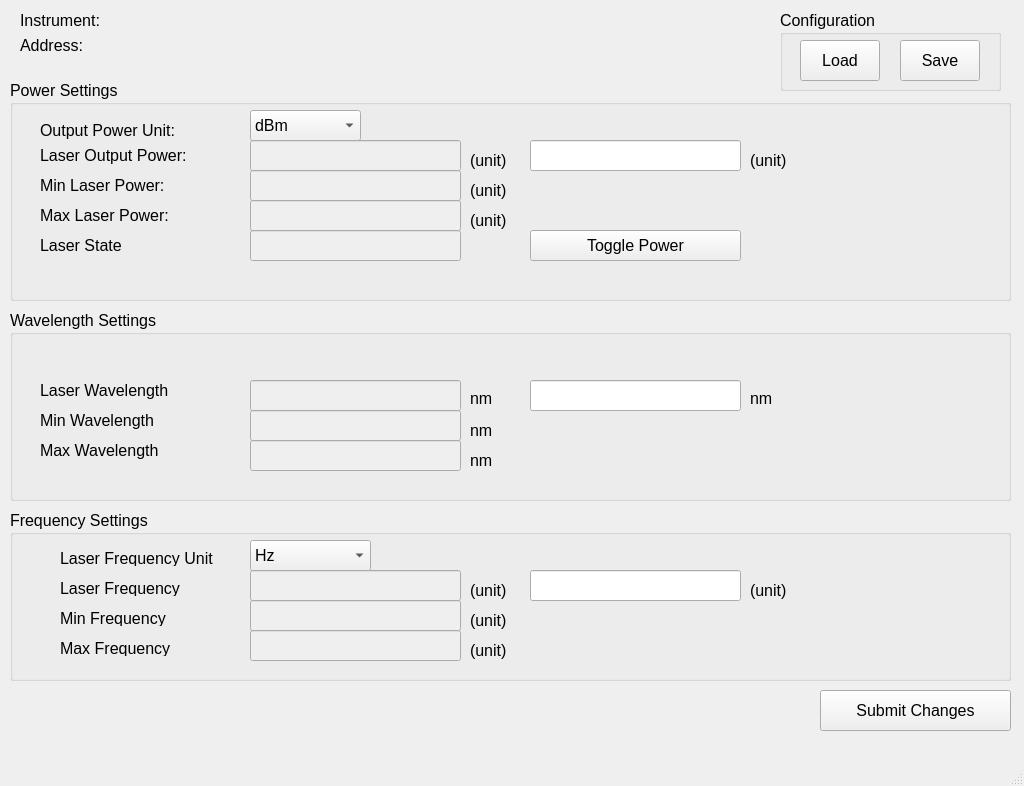
This is src/Device_Config_Windows/ConfigOSICS_T100.ui in shattered97/OSICS_Interface as Qt 5 draws it before an edit. The edited form follows.
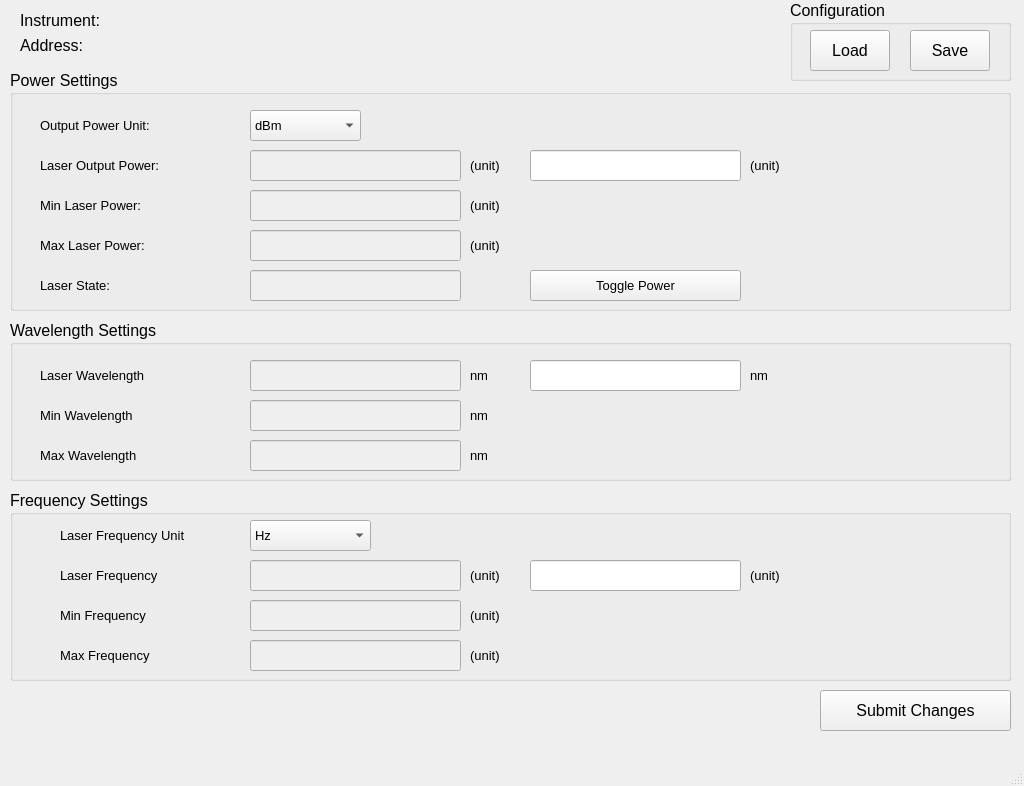
This is the edited form.

The edit to the form file:
```diff
--- a/src/Device_Config_Windows/ConfigOSICS_T100.ui
+++ b/src/Device_Config_Windows/ConfigOSICS_T100.ui
@@ -17,14 +17,14 @@
    </sizepolicy>
   </property>
   <property name="windowTitle">
-   <string>MainWindow</string>
+   <string>Device Config Window</string>
   </property>
   <widget class="QWidget" name="centralwidget">
    <widget class="QGroupBox" name="groupBox_3">
     <property name="geometry">
      <rect>
-      <x>780</x>
-      <y>10</y>
+      <x>790</x>
+      <y>0</y>
       <width>221</width>
       <height>81</height>
      </rect>
@@ -64,25 +64,12 @@
      </property>
     </widget>
    </widget>
-   <widget class="QSplitter" name="splitter">
-    <property name="geometry">
-     <rect>
-      <x>90</x>
-      <y>60</y>
-      <width>661</width>
-      <height>20</height>
-     </rect>
-    </property>
-    <property name="orientation">
-     <enum>Qt::Horizontal</enum>
-    </property>
-   </widget>
    <widget class="QLabel" name="instrumentAddressLabel">
     <property name="geometry">
      <rect>
       <x>20</x>
       <y>30</y>
-      <width>981</width>
+      <width>751</width>
       <height>31</height>
      </rect>
     </property>
@@ -100,7 +87,7 @@
      <rect>
       <x>20</x>
       <y>10</y>
-      <width>991</width>
+      <width>761</width>
       <height>21</height>
      </rect>
     </property>
@@ -135,9 +122,9 @@
     <property name="geometry">
      <rect>
       <x>10</x>
-      <y>80</y>
+      <y>70</y>
       <width>1001</width>
-      <height>221</height>
+      <height>241</height>
      </rect>
     </property>
     <property name="font">
@@ -155,11 +142,16 @@
      <property name="geometry">
       <rect>
        <x>520</x>
-       <y>60</y>
+       <y>80</y>
        <width>211</width>
        <height>31</height>
       </rect>
      </property>
+     <property name="font">
+      <font>
+       <pointsize>10</pointsize>
+      </font>
+     </property>
     </widget>
     <widget class="QLineEdit" name="laserMinPowerDisplay">
      <property name="enabled">
@@ -168,21 +160,31 @@
      <property name="geometry">
       <rect>
        <x>240</x>
-       <y>90</y>
+       <y>120</y>
        <width>211</width>
        <height>31</height>
       </rect>
      </property>
+     <property name="font">
+      <font>
+       <pointsize>10</pointsize>
+      </font>
+     </property>
     </widget>
     <widget class="QLabel" name="minPowerDisplayUnitLabel">
      <property name="geometry">
       <rect>
        <x>460</x>
-       <y>100</y>
+       <y>120</y>
        <width>61</width>
-       <height>21</height>
+       <height>31</height>
       </rect>
      </property>
+     <property name="font">
+      <font>
+       <pointsize>10</pointsize>
+      </font>
+     </property>
      <property name="text">
       <string>(unit)</string>
      </property>
@@ -193,9 +195,14 @@
        <x>30</x>
        <y>40</y>
        <width>201</width>
-       <height>21</height>
+       <height>31</height>
       </rect>
      </property>
+     <property name="font">
+      <font>
+       <pointsize>10</pointsize>
+      </font>
+     </property>
      <property name="text">
       <string>Output Power Unit:</string>
      </property>
@@ -204,11 +211,16 @@
      <property name="geometry">
       <rect>
        <x>460</x>
-       <y>70</y>
+       <y>80</y>
        <width>61</width>
-       <height>21</height>
+       <height>31</height>
       </rect>
      </property>
+     <property name="font">
+      <font>
+       <pointsize>10</pointsize>
+      </font>
+     </property>
      <property name="text">
       <string>(unit)</string>
      </property>
@@ -217,11 +229,16 @@
      <property name="geometry">
       <rect>
        <x>30</x>
-       <y>95</y>
+       <y>120</y>
        <width>201</width>
-       <height>21</height>
+       <height>31</height>
       </rect>
      </property>
+     <property name="font">
+      <font>
+       <pointsize>10</pointsize>
+      </font>
+     </property>
      <property name="text">
       <string>Min Laser Power:</string>
      </property>
@@ -233,21 +250,31 @@
      <property name="geometry">
       <rect>
        <x>240</x>
-       <y>120</y>
+       <y>160</y>
        <width>211</width>
        <height>31</height>
       </rect>
      </property>
+     <property name="font">
+      <font>
+       <pointsize>10</pointsize>
+      </font>
+     </property>
     </widget>
     <widget class="QLabel" name="label_25">
      <property name="geometry">
       <rect>
        <x>30</x>
-       <y>125</y>
+       <y>160</y>
        <width>201</width>
-       <height>21</height>
+       <height>31</height>
       </rect>
      </property>
+     <property name="font">
+      <font>
+       <pointsize>10</pointsize>
+      </font>
+     </property>
      <property name="styleSheet">
       <string notr="true"/>
      </property>
@@ -259,11 +286,16 @@
      <property name="geometry">
       <rect>
        <x>520</x>
-       <y>150</y>
+       <y>200</y>
        <width>211</width>
        <height>31</height>
       </rect>
      </property>
+     <property name="font">
+      <font>
+       <pointsize>10</pointsize>
+      </font>
+     </property>
      <property name="text">
       <string>Toggle Power</string>
      </property>
@@ -272,24 +304,34 @@
      <property name="geometry">
       <rect>
        <x>30</x>
-       <y>155</y>
+       <y>200</y>
        <width>201</width>
-       <height>21</height>
+       <height>31</height>
       </rect>
      </property>
+     <property name="font">
+      <font>
+       <pointsize>10</pointsize>
+      </font>
+     </property>
      <property name="text">
-      <string>Laser State</string>
+      <string>Laser State:</string>
      </property>
     </widget>
     <widget class="QComboBox" name="powerUnitComboBox">
      <property name="geometry">
       <rect>
        <x>240</x>
-       <y>30</y>
+       <y>40</y>
        <width>111</width>
        <height>31</height>
       </rect>
      </property>
+     <property name="font">
+      <font>
+       <pointsize>10</pointsize>
+      </font>
+     </property>
      <item>
       <property name="text">
        <string>dBm</string>
@@ -308,21 +350,31 @@
      <property name="geometry">
       <rect>
        <x>240</x>
-       <y>150</y>
+       <y>200</y>
        <width>211</width>
        <height>31</height>
       </rect>
      </property>
+     <property name="font">
+      <font>
+       <pointsize>10</pointsize>
+      </font>
+     </property>
     </widget>
     <widget class="QLabel" name="label_3">
      <property name="geometry">
       <rect>
        <x>30</x>
-       <y>65</y>
+       <y>80</y>
        <width>201</width>
-       <height>21</height>
+       <height>31</height>
       </rect>
      </property>
+     <property name="font">
+      <font>
+       <pointsize>10</pointsize>
+      </font>
+     </property>
      <property name="text">
       <string>Laser Output Power:</string>
      </property>
@@ -334,11 +386,16 @@
      <property name="geometry">
       <rect>
        <x>240</x>
-       <y>60</y>
+       <y>80</y>
        <width>211</width>
        <height>31</height>
       </rect>
      </property>
+     <property name="font">
+      <font>
+       <pointsize>10</pointsize>
+      </font>
+     </property>
      <property name="styleSheet">
       <string notr="true"/>
      </property>
@@ -347,11 +404,16 @@
      <property name="geometry">
       <rect>
        <x>740</x>
-       <y>70</y>
+       <y>80</y>
        <width>81</width>
-       <height>21</height>
+       <height>31</height>
       </rect>
      </property>
+     <property name="font">
+      <font>
+       <pointsize>10</pointsize>
+      </font>
+     </property>
      <property name="text">
       <string>(unit)</string>
      </property>
@@ -360,11 +422,16 @@
      <property name="geometry">
       <rect>
        <x>460</x>
-       <y>130</y>
+       <y>160</y>
        <width>61</width>
-       <height>21</height>
+       <height>31</height>
       </rect>
      </property>
+     <property name="font">
+      <font>
+       <pointsize>10</pointsize>
+      </font>
+     </property>
      <property name="text">
       <string>(unit)</string>
      </property>
@@ -374,9 +441,9 @@
     <property name="geometry">
      <rect>
       <x>10</x>
-      <y>310</y>
+      <y>320</y>
       <width>1001</width>
-      <height>191</height>
+      <height>161</height>
      </rect>
     </property>
     <property name="font">
@@ -391,11 +458,16 @@
      <property name="geometry">
       <rect>
        <x>740</x>
-       <y>80</y>
+       <y>40</y>
        <width>81</width>
-       <height>16</height>
+       <height>31</height>
       </rect>
      </property>
+     <property name="font">
+      <font>
+       <pointsize>10</pointsize>
+      </font>
+     </property>
      <property name="text">
       <string>nm</string>
      </property>
@@ -407,11 +479,16 @@
      <property name="geometry">
       <rect>
        <x>240</x>
-       <y>100</y>
+       <y>80</y>
        <width>211</width>
        <height>31</height>
       </rect>
      </property>
+     <property name="font">
+      <font>
+       <pointsize>10</pointsize>
+      </font>
+     </property>
     </widget>
     <widget class="QLineEdit" name="laserWavelengthEdit">
      <property name="enabled">
@@ -420,21 +497,31 @@
      <property name="geometry">
       <rect>
        <x>520</x>
-       <y>70</y>
+       <y>40</y>
        <width>211</width>
        <height>31</height>
       </rect>
      </property>
+     <property name="font">
+      <font>
+       <pointsize>10</pointsize>
+      </font>
+     </property>
     </widget>
     <widget class="QLabel" name="maxWavelengthUnitLabel">
      <property name="geometry">
       <rect>
        <x>460</x>
-       <y>140</y>
+       <y>120</y>
        <width>51</width>
-       <height>21</height>
+       <height>31</height>
       </rect>
      </property>
+     <property name="font">
+      <font>
+       <pointsize>10</pointsize>
+      </font>
+     </property>
      <property name="text">
       <string>nm</string>
      </property>
@@ -443,11 +530,16 @@
      <property name="geometry">
       <rect>
        <x>30</x>
-       <y>130</y>
+       <y>120</y>
        <width>181</width>
-       <height>21</height>
+       <height>31</height>
       </rect>
      </property>
+     <property name="font">
+      <font>
+       <pointsize>10</pointsize>
+      </font>
+     </property>
      <property name="text">
       <string>Max Wavelength</string>
      </property>
@@ -456,11 +548,16 @@
      <property name="geometry">
       <rect>
        <x>460</x>
-       <y>80</y>
-       <width>31</width>
-       <height>16</height>
+       <y>40</y>
+       <width>41</width>
+       <height>31</height>
       </rect>
      </property>
+     <property name="font">
+      <font>
+       <pointsize>10</pointsize>
+      </font>
+     </property>
      <property name="text">
       <string>nm</string>
      </property>
@@ -469,11 +566,16 @@
      <property name="geometry">
       <rect>
        <x>30</x>
-       <y>100</y>
+       <y>80</y>
        <width>181</width>
-       <height>21</height>
+       <height>31</height>
       </rect>
      </property>
+     <property name="font">
+      <font>
+       <pointsize>10</pointsize>
+      </font>
+     </property>
      <property name="text">
       <string>Min Wavelength</string>
      </property>
@@ -485,11 +587,16 @@
      <property name="geometry">
       <rect>
        <x>240</x>
-       <y>130</y>
+       <y>120</y>
        <width>211</width>
        <height>31</height>
       </rect>
      </property>
+     <property name="font">
+      <font>
+       <pointsize>10</pointsize>
+      </font>
+     </property>
      <property name="text">
       <string/>
      </property>
@@ -501,21 +608,31 @@
      <property name="geometry">
       <rect>
        <x>240</x>
-       <y>70</y>
+       <y>40</y>
        <width>211</width>
        <height>31</height>
       </rect>
      </property>
+     <property name="font">
+      <font>
+       <pointsize>10</pointsize>
+      </font>
+     </property>
     </widget>
     <widget class="QLabel" name="label_8">
      <property name="geometry">
       <rect>
        <x>30</x>
-       <y>70</y>
+       <y>40</y>
        <width>181</width>
-       <height>21</height>
+       <height>31</height>
       </rect>
      </property>
+     <property name="font">
+      <font>
+       <pointsize>10</pointsize>
+      </font>
+     </property>
      <property name="text">
       <string>Laser Wavelength</string>
      </property>
@@ -524,11 +641,16 @@
      <property name="geometry">
       <rect>
        <x>460</x>
-       <y>110</y>
+       <y>80</y>
        <width>41</width>
-       <height>21</height>
+       <height>31</height>
       </rect>
      </property>
+     <property name="font">
+      <font>
+       <pointsize>10</pointsize>
+      </font>
+     </property>
      <property name="text">
       <string>nm</string>
      </property>
@@ -538,9 +660,9 @@
     <property name="geometry">
      <rect>
       <x>10</x>
-      <y>510</y>
+      <y>490</y>
       <width>1001</width>
-      <height>171</height>
+      <height>191</height>
      </rect>
     </property>
     <property name="font">
@@ -557,9 +679,14 @@
        <x>740</x>
        <y>70</y>
        <width>51</width>
-       <height>21</height>
+       <height>31</height>
       </rect>
      </property>
+     <property name="font">
+      <font>
+       <pointsize>10</pointsize>
+      </font>
+     </property>
      <property name="text">
       <string>(unit)</string>
      </property>
@@ -568,11 +695,16 @@
      <property name="geometry">
       <rect>
        <x>460</x>
-       <y>100</y>
+       <y>110</y>
        <width>61</width>
-       <height>21</height>
+       <height>31</height>
       </rect>
      </property>
+     <property name="font">
+      <font>
+       <pointsize>10</pointsize>
+      </font>
+     </property>
      <property name="text">
       <string>(unit)</string>
      </property>
@@ -583,9 +715,14 @@
        <x>460</x>
        <y>70</y>
        <width>51</width>
-       <height>21</height>
+       <height>31</height>
       </rect>
      </property>
+     <property name="font">
+      <font>
+       <pointsize>10</pointsize>
+      </font>
+     </property>
      <property name="text">
       <string>(unit)</string>
      </property>
@@ -596,9 +733,14 @@
        <x>50</x>
        <y>70</y>
        <width>201</width>
-       <height>16</height>
+       <height>31</height>
       </rect>
      </property>
+     <property name="font">
+      <font>
+       <pointsize>10</pointsize>
+      </font>
+     </property>
      <property name="text">
       <string>Laser Frequency</string>
      </property>
@@ -610,11 +752,16 @@
      <property name="geometry">
       <rect>
        <x>240</x>
-       <y>60</y>
+       <y>70</y>
        <width>211</width>
        <height>31</height>
       </rect>
      </property>
+     <property name="font">
+      <font>
+       <pointsize>10</pointsize>
+      </font>
+     </property>
      <property name="text">
       <string/>
      </property>
@@ -628,6 +775,11 @@
        <height>31</height>
       </rect>
      </property>
+     <property name="font">
+      <font>
+       <pointsize>10</pointsize>
+      </font>
+     </property>
      <item>
       <property name="text">
        <string>Hz</string>
@@ -661,21 +813,31 @@
      <property name="geometry">
       <rect>
        <x>520</x>
-       <y>60</y>
+       <y>70</y>
        <width>211</width>
        <height>31</height>
       </rect>
      </property>
+     <property name="font">
+      <font>
+       <pointsize>10</pointsize>
+      </font>
+     </property>
     </widget>
     <widget class="QLabel" name="label_23">
      <property name="geometry">
       <rect>
        <x>50</x>
-       <y>130</y>
+       <y>150</y>
        <width>191</width>
-       <height>16</height>
+       <height>31</height>
       </rect>
      </property>
+     <property name="font">
+      <font>
+       <pointsize>10</pointsize>
+      </font>
+     </property>
      <property name="text">
       <string>Max Frequency</string>
      </property>
@@ -684,11 +846,16 @@
      <property name="geometry">
       <rect>
        <x>50</x>
-       <y>40</y>
+       <y>30</y>
        <width>201</width>
-       <height>16</height>
+       <height>31</height>
       </rect>
      </property>
+     <property name="font">
+      <font>
+       <pointsize>10</pointsize>
+      </font>
+     </property>
      <property name="text">
       <string>Laser Frequency Unit</string>
      </property>
@@ -697,11 +864,16 @@
      <property name="geometry">
       <rect>
        <x>460</x>
-       <y>130</y>
+       <y>150</y>
        <width>61</width>
-       <height>21</height>
+       <height>31</height>
       </rect>
      </property>
+     <property name="font">
+      <font>
+       <pointsize>10</pointsize>
+      </font>
+     </property>
      <property name="text">
       <string>(unit)</string>
      </property>
@@ -713,21 +885,31 @@
      <property name="geometry">
       <rect>
        <x>240</x>
-       <y>90</y>
+       <y>110</y>
        <width>211</width>
        <height>31</height>
       </rect>
      </property>
+     <property name="font">
+      <font>
+       <pointsize>10</pointsize>
+      </font>
+     </property>
     </widget>
     <widget class="QLabel" name="label_24">
      <property name="geometry">
       <rect>
        <x>50</x>
-       <y>100</y>
+       <y>110</y>
        <width>201</width>
-       <height>16</height>
+       <height>31</height>
       </rect>
      </property>
+     <property name="font">
+      <font>
+       <pointsize>10</pointsize>
+      </font>
+     </property>
      <property name="text">
       <string>Min Frequency</string>
      </property>
@@ -739,11 +921,16 @@
      <property name="geometry">
       <rect>
        <x>240</x>
-       <y>120</y>
+       <y>150</y>
        <width>211</width>
        <height>31</height>
       </rect>
      </property>
+     <property name="font">
+      <font>
+       <pointsize>10</pointsize>
+      </font>
+     </property>
      <property name="text">
       <string/>
      </property>
@@ -756,7 +943,7 @@
      <x>0</x>
      <y>0</y>
      <width>1024</width>
-     <height>17</height>
+     <height>26</height>
     </rect>
    </property>
   </widget>
```
